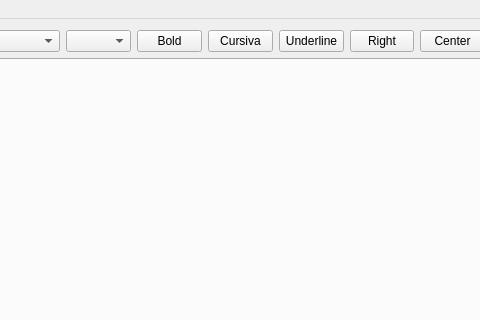
This is EditorTexto/mainwindow.ui in Antoniolm/Editor_Texto-Qt5 as Qt 5 draws it before an edit; both pictures show x 210 to 690 and y 0 to 320 of the 777 by 648 pixel window. The edited form follows.
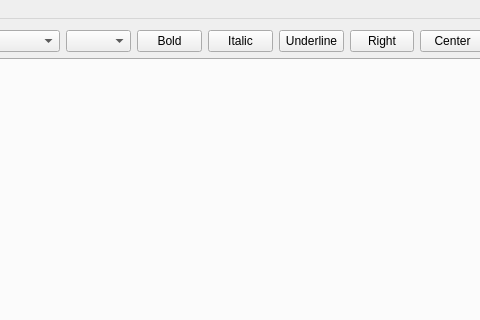
This is the edited form.

Diff of the .ui file:
```diff
--- a/EditorTexto/mainwindow.ui
+++ b/EditorTexto/mainwindow.ui
@@ -59,7 +59,7 @@
          </sizepolicy>
         </property>
         <property name="text">
-         <string>Cursiva</string>
+         <string>Italic</string>
         </property>
        </widget>
       </item>
```
Left out of the diff: 22 changed lines with no effect on the pictures.
